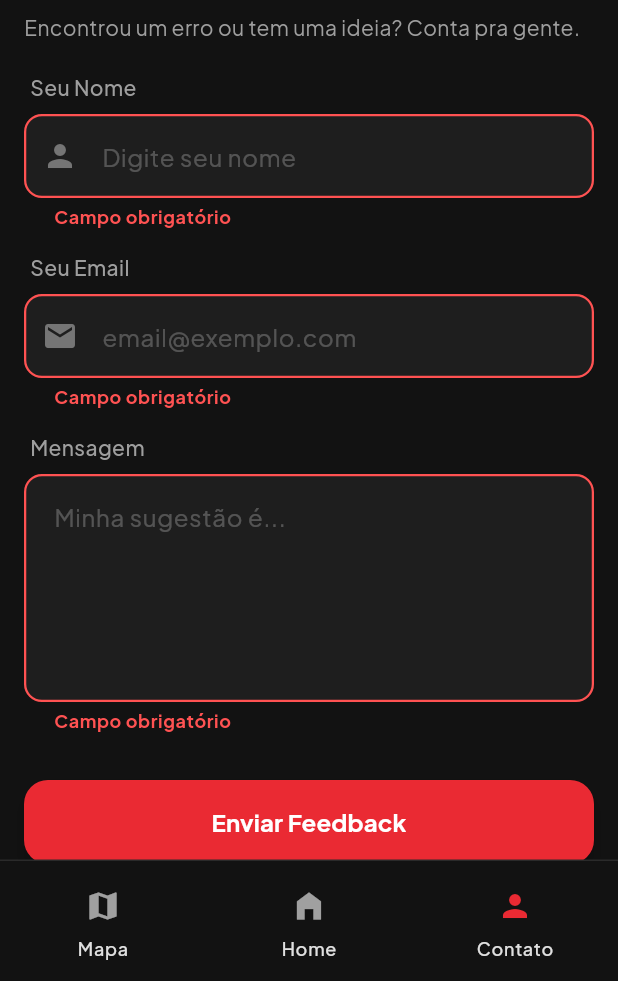
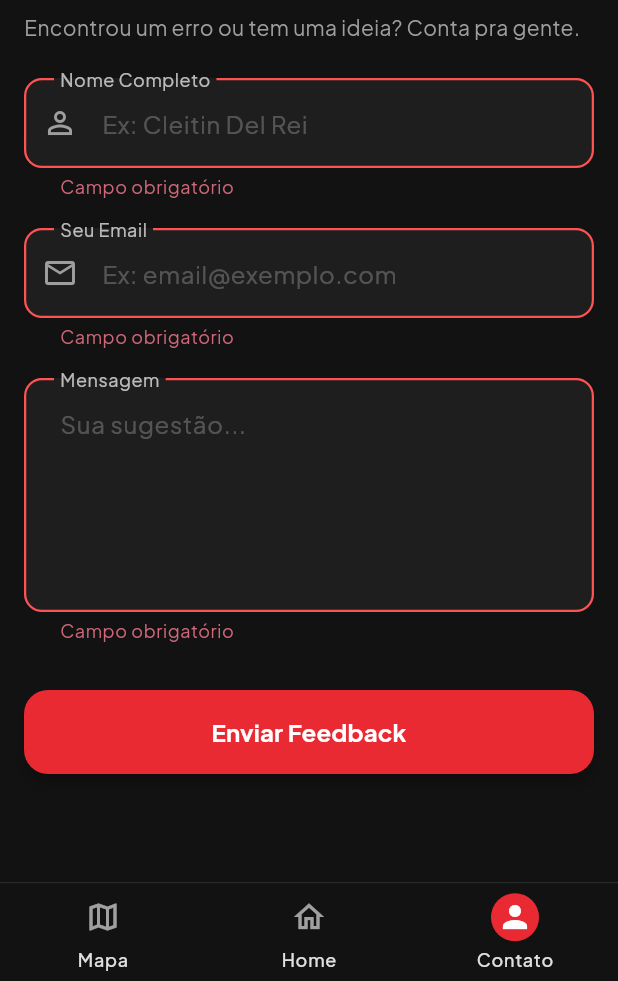
Before and after one commit to dhanilo118-web/MapOn, a Flutter app: the screen it shows after launch, item 3 of the bottom bar chosen, after a tap on "Enviar Feedback", on a phone screen of 412 x 824 dp, the part 255-1236 px from its top. Run offline on Flutter 3.47's test engine with Material 3 defaults, Android fonts, the phone set to English and light mode, and no system bars; our stand-ins replace flutter_map, geolocator, google_fonts, latlong2, speech_to_text; missing offline and left inert: flutter_map_animations, flutter_map_location_marker.

Commit message:
Mudanças no front-end (deixei masi bonito) e resolvido o bug do pontinho vermelho não aparecer e primeira

```diff
--- a/lib/Screens/contact_screen.dart
+++ b/lib/Screens/contact_screen.dart
@@ -12,36 +12,24 @@ class ContactScreen extends StatefulWidget {
 
 class _ContactScreenState extends State<ContactScreen> {
   String _selectedOption = "Feedback";
-
-  // Chave para controlar a validação do formulário
   final _formKey = GlobalKey<FormState>();
 
-  // Controladores
   final _nameController = TextEditingController();
   final _emailController = TextEditingController();
   final _messageController = TextEditingController();
 
   bool _isSending = false;
-
-  // Anti-Spam
   DateTime? _lastSubmissionTime;
 
-  // =========================================================
-  // 🔗 SUAS URLS DO DISCORD
-  // =========================================================
+  // 🔗 SUAS URLS DO DISCORD (Mantenha as suas chaves aqui)
   final String _feedbackWebhookUrl =
       "https://discord.com/api/webhooks/1449429463409627326/dIsdS8ryDU9o3H5bW_GzSkBgzefx8DMk-LomcDXYz321dufcdAHeDR2CNAUEqSOlmhgy";
   final String _supportWebhookUrl =
       "https://discord.com/api/webhooks/1449432958724477215/HOo2t1MMSUPvVXzX5gUAvD6j_EcSu-1jGpo7eZ7tyyJsAL4xFWNKIJed1fdVgP66L8mp";
 
   Future<void> _sendToDiscord() async {
-    // 1. DISPARA A VALIDAÇÃO VISUAL
-    // Isso faz os campos vazios ficarem vermelhos automaticamente
-    if (!_formKey.currentState!.validate()) {
-      return; // Se tiver erro, para aqui e não envia
-    }
+    if (!_formKey.currentState!.validate()) return;
 
-    // 2. Validação das URLs
     if (_feedbackWebhookUrl.contains("URL_DO") || _supportWebhookUrl.contains("URL_DO")) {
       ScaffoldMessenger.of(
         context,
@@ -49,7 +37,6 @@ class _ContactScreenState extends State<ContactScreen> {
       return;
     }
 
-    // 3. Bloqueio Anti-Spam
     if (_lastSubmissionTime != null) {
       final difference = DateTime.now().difference(_lastSubmissionTime!);
       if (difference.inSeconds < 60) {
@@ -68,7 +55,7 @@ class _ContactScreenState extends State<ContactScreen> {
 
     final isSupport = _selectedOption == "Suporte";
     final urlToUse = isSupport ? _supportWebhookUrl : _feedbackWebhookUrl;
-    final color = isSupport ? 15548997 : 5763719; // Vermelho ou Verde
+    final color = isSupport ? 15548997 : 5763719;
     final title = isSupport ? "🚨 PEDIDO DE SUPORTE" : "🔔 NOVO FEEDBACK";
 
     try {
@@ -121,7 +108,7 @@ class _ContactScreenState extends State<ContactScreen> {
     _nameController.clear();
     _emailController.clear();
     _messageController.clear();
-    _formKey.currentState?.reset(); // Reseta o estado visual de erro
+    _formKey.currentState?.reset();
   }
 
   Future<void> _launchURL(String urlString) async {
@@ -140,7 +127,7 @@ class _ContactScreenState extends State<ContactScreen> {
         elevation: 0,
         leading: IconButton(
           icon: const Icon(Icons.arrow_back_ios, color: Colors.white),
-          onPressed: () {},
+          onPressed: () {}, // Ajuste se precisar de navegação
         ),
         title: Text(
           _selectedOption == "Info" ? "Sobre" : "Fale Conosco",
@@ -165,7 +152,7 @@ class _ContactScreenState extends State<ContactScreen> {
                     child: GestureDetector(
                       onTap: () => setState(() {
                         _selectedOption = option;
-                        _formKey.currentState?.reset(); // Limpa erros ao trocar de aba
+                        _formKey.currentState?.reset();
                       }),
                       child: Container(
                         decoration: BoxDecoration(
@@ -197,7 +184,7 @@ class _ContactScreenState extends State<ContactScreen> {
     final isSupport = _selectedOption == "Suporte";
 
     return Form(
-      key: _formKey, // VINCULA O FORMULÁRIO À CHAVE DE VALIDAÇÃO
+      key: _formKey,
       child: Column(
         crossAxisAlignment: CrossAxisAlignment.stretch,
         children: [
@@ -212,37 +199,37 @@ class _ContactScreenState extends State<ContactScreen> {
                 : "Encontrou um erro ou tem uma ideia? Conta pra gente.",
             style: const TextStyle(color: Colors.grey, fontSize: 14),
           ),
-          const SizedBox(height: 20),
+          const SizedBox(height: 24),
 
-          // CAMPO NOME (Obrigatório, sem aviso no título)
-          _buildLabel("Seu Nome"),
+          // --- CAMPO NOME ---
           _buildTextFormField(
             controller: _nameController,
-            hint: "Digite seu nome",
-            icon: Icons.person,
+            label: "Nome Completo", // Título na borda
+            hint: "Ex: Cleitin Del Rei", // Texto de exemplo dentro
+            icon: Icons.person_outline,
             isRequired: true,
           ),
 
-          const SizedBox(height: 16),
+          const SizedBox(height: 20),
 
-          // CAMPO EMAIL (Obrigatório para ambos)
-          _buildLabel("Seu Email"),
+          // --- CAMPO EMAIL ---
           _buildTextFormField(
             controller: _emailController,
-            hint: "email@exemplo.com",
-            icon: Icons.email,
+            label: "Seu Email",
+            hint: "Ex: email@exemplo.com",
+            icon: Icons.email_outlined,
             isRequired: true,
             isEmail: true,
           ),
 
-          const SizedBox(height: 16),
+          const SizedBox(height: 20),
 
-          // CAMPO MENSAGEM (Obrigatório)
-          _buildLabel("Mensagem"),
+          // --- CAMPO MENSAGEM ---
           _buildTextFormField(
             controller: _messageController,
-            hint: isSupport ? "Estou tendo problemas com..." : "Minha sugestão é...",
-            icon: Icons.message,
+            label: "Mensagem",
+            hint: isSupport ? "Descreva seu problema..." : "Sua sugestão...",
+            icon: Icons.message_outlined,
             isRequired: true,
             maxLines: 5,
           ),
@@ -275,9 +262,10 @@ class _ContactScreenState extends State<ContactScreen> {
     );
   }
 
-  // WIDGET PERSONALIZADO DO CAMPO DE TEXTO
+  // === WIDGET DO INPUT ESTILO OUTLINE (IGUAL A FOTO) ===
   Widget _buildTextFormField({
     required TextEditingController controller,
+    required String label, // Novo parâmetro Label
     required String hint,
     IconData? icon,
     bool isRequired = false,
@@ -288,31 +276,43 @@ class _ContactScreenState extends State<ContactScreen> {
       controller: controller,
       maxLines: maxLines,
       style: const TextStyle(color: Colors.white),
-      textAlign: TextAlign.start, // Texto digita da esquerda pra direita
-      // VALIDAÇÃO
       validator: (value) {
         if (isRequired && (value == null || value.trim().isEmpty)) {
-          return 'Campo obrigatório'; // Mensagem de erro
+          return 'Campo obrigatório';
         }
         if (isEmail && value != null && value.isNotEmpty && !value.contains('@')) {
           return 'Email inválido';
         }
-        return null; // Sem erro
+        return null;
       },
+      decoration: InputDecoration(
+        // CONFIGURAÇÃO DO LABEL "CORTANDO" A BORDA
+        labelText: label,
+        labelStyle: const TextStyle(color: Colors.white70),
+        floatingLabelBehavior: FloatingLabelBehavior.always, // Mantém o Label sempre em cima
 
-      decoration: InputDecoration(
-        prefixIcon: maxLines == 1 && icon != null ? Icon(icon, color: Colors.grey[600]) : null,
         hintText: hint,
         hintStyle: const TextStyle(color: Colors.white24),
+
+        prefixIcon: maxLines == 1 && icon != null ? Icon(icon, color: Colors.grey[500]) : null,
+
         filled: true,
-        fillColor: const Color(0xFF1E1E1E),
-        contentPadding: const EdgeInsets.all(16),
+        fillColor: const Color(0xFF1E1E1E), // Fundo levemente mais claro que o fundo preto
+        contentPadding: const EdgeInsets.symmetric(horizontal: 20, vertical: 18),
 
-        // BORDA NORMAL
-        border: OutlineInputBorder(borderRadius: BorderRadius.circular(12), borderSide: BorderSide.none),
-        enabledBorder: OutlineInputBorder(borderRadius: BorderRadius.circular(12), borderSide: BorderSide.none),
-
-        // BORDA VERMELHA (QUANDO TIVER ERRO)
+        // BORDAS ARREDONDADAS COM OUTLINE
+        border: OutlineInputBorder(
+          borderRadius: BorderRadius.circular(12),
+          borderSide: const BorderSide(color: Colors.white24),
+        ),
+        enabledBorder: OutlineInputBorder(
+          borderRadius: BorderRadius.circular(12),
+          borderSide: const BorderSide(color: Colors.white24),
+        ),
+        focusedBorder: OutlineInputBorder(
+          borderRadius: BorderRadius.circular(12),
+          borderSide: const BorderSide(color: Color(0xFFEA2A33), width: 2), // Borda Vermelha ao focar
+        ),
         errorBorder: OutlineInputBorder(
           borderRadius: BorderRadius.circular(12),
           borderSide: const BorderSide(color: Colors.redAccent, width: 1.5),
@@ -321,16 +321,10 @@ class _ContactScreenState extends State<ContactScreen> {
           borderRadius: BorderRadius.circular(12),
           borderSide: const BorderSide(color: Colors.redAccent, width: 1.5),
         ),
-
-        // TEXTO DE ERRO (VERMELHO E ALINHADO NA ESQUERDA - PADRÃO)
-        // O Flutter não permite alinhar apenas a mensagem de erro à direita nativamente sem gambiarras.
-        // O padrão visual é alinhar no início do campo (esquerda).
-        errorStyle: const TextStyle(color: Colors.redAccent, fontWeight: FontWeight.bold),
       ),
     );
   }
 
-  // (MANTENHA O CONTEÚDO DA ABA INFO IGUAL AO ANTERIOR)
   Widget _buildInfoContent() {
     return Column(
       crossAxisAlignment: CrossAxisAlignment.stretch,
@@ -372,20 +366,12 @@ class _ContactScreenState extends State<ContactScreen> {
         ),
         const SizedBox(height: 30),
         Center(
-          child: Text("Versão 1.0.2", style: TextStyle(color: Colors.grey[700], fontSize: 12)),
+          child: Text("Versão 1.0.3", style: TextStyle(color: Colors.grey[700], fontSize: 12)),
         ),
         const SizedBox(height: 30),
       ],
     );
   }
-
-  Widget _buildLabel(String text) => Padding(
-    padding: const EdgeInsets.only(bottom: 8, left: 4),
-    child: Text(
-      text,
-      style: const TextStyle(color: Colors.grey, fontWeight: FontWeight.w500),
-    ),
-  );
 
   Widget _buildCreditTile({
     required String title,
--- a/lib/Screens/map_screen.dart
+++ b/lib/Screens/map_screen.dart
@@ -25,9 +25,11 @@ class _MapScreenState extends State<MapScreen> with TickerProviderStateMixin {
   bool _speechEnabled = false;
 
   bool _isSatellite = true;
+  bool _showMarkers = false;
 
-  // Começa oculto
-  bool _showMarkers = false;
+  // --- NOVA VARIÁVEL DE CONTROLE ---
+  // Começa como false. Só vira true se tivermos permissão.
+  bool _hasLocationPermission = false;
 
   final LatLng _initialLocation = const LatLng(-3.766, -49.676);
 
@@ -37,7 +39,6 @@ class _MapScreenState extends State<MapScreen> with TickerProviderStateMixin {
   @override
   void initState() {
     super.initState();
-    // Carrega a lista padrão, mas como _showMarkers é false, não aparece nada
     _visiblePlaces = ifpaLocais;
     _animatedMapController = AnimatedMapController(
       vsync: this,
@@ -46,12 +47,25 @@ class _MapScreenState extends State<MapScreen> with TickerProviderStateMixin {
     );
     _speech = stt.SpeechToText();
     _initSpeechState();
+    // Verificamos a permissão logo ao iniciar
+    _checkInitialPermission();
   }
 
   @override
   void dispose() {
     _animatedMapController.dispose();
     super.dispose();
+  }
+
+  // --- NOVA FUNÇÃO PARA VERIFICAR NA INICIALIZAÇÃO ---
+  Future<void> _checkInitialPermission() async {
+    final permission = await Geolocator.checkPermission();
+    if (mounted) {
+      setState(() {
+        _hasLocationPermission =
+            (permission == LocationPermission.always || permission == LocationPermission.whileInUse);
+      });
+    }
   }
 
   void _initSpeechState() async {
@@ -94,14 +108,12 @@ class _MapScreenState extends State<MapScreen> with TickerProviderStateMixin {
       setState(() {
         _visiblePlaces = ifpaLocais;
         _selectedPlace = null;
-        // Não ativa o olho
       });
       return;
     }
 
     FocusScope.of(context).unfocus();
 
-    // 1. Busca Local
     final localMatch = ifpaLocais.where((place) {
       return place.title.toLowerCase().contains(query) || place.description.toLowerCase().contains(query);
     }).toList();
@@ -110,13 +122,11 @@ class _MapScreenState extends State<MapScreen> with TickerProviderStateMixin {
       setState(() {
         _visiblePlaces = localMatch;
         _selectedPlace = localMatch.first;
-        // NÃO ativa o olho (_showMarkers continua como estava)
       });
       _animatedMapController.animateTo(dest: localMatch.first.location, zoom: 18.0);
       return;
     }
 
-    // 2. Busca Online
     setState(() {
       _visiblePlaces = [];
       _selectedPlace = null;
@@ -138,7 +148,6 @@ class _MapScreenState extends State<MapScreen> with TickerProviderStateMixin {
           _animatedMapController.animateTo(dest: location, zoom: 16.0);
 
           setState(() {
-            // Cria marcador temporário, MAS ele fica oculto se o olho estiver fechado
             _selectedPlace = IfpaPlace(
               title: nomeCurto,
               description: displayName,
@@ -147,7 +156,6 @@ class _MapScreenState extends State<MapScreen> with TickerProviderStateMixin {
               color: Colors.blueAccent,
             );
             _visiblePlaces = [_selectedPlace!];
-            // NÃO ativa o olho
           });
         } else {
           if (mounted) {
@@ -172,6 +180,7 @@ class _MapScreenState extends State<MapScreen> with TickerProviderStateMixin {
     }
   }
 
+  // --- FUNÇÃO _goToUserLocation ATUALIZADA ---
   Future<void> _goToUserLocation() async {
     bool serviceEnabled = await Geolocator.isLocationServiceEnabled();
     if (!serviceEnabled) {
@@ -182,12 +191,25 @@ class _MapScreenState extends State<MapScreen> with TickerProviderStateMixin {
     }
 
     LocationPermission permission = await Geolocator.checkPermission();
+
+    // Se já tem permissão, garante que a variável está true
+    if (permission == LocationPermission.whileInUse || permission == LocationPermission.always) {
+      if (mounted && !_hasLocationPermission) setState(() => _hasLocationPermission = true);
+    }
+
     if (permission == LocationPermission.denied) {
       permission = await Geolocator.requestPermission();
-      if (permission == LocationPermission.denied) return;
+      if (permission == LocationPermission.denied) {
+        return; // Negou no popup
+      }
+      // Se aceitou no popup, atualizamos a variável para true!
+      if (mounted) {
+        setState(() => _hasLocationPermission = true);
+      }
     }
     if (permission == LocationPermission.deniedForever) return;
 
+    // Pega a posição e move
     final position = await Geolocator.getCurrentPosition();
     _animatedMapController.animateTo(dest: LatLng(position.latitude, position.longitude), zoom: 17.0);
   }
@@ -232,6 +254,10 @@ class _MapScreenState extends State<MapScreen> with TickerProviderStateMixin {
                 tileDisplay: const TileDisplay.fadeIn(duration: Duration(milliseconds: 300)),
               ),
 
+              // --- A MÁGICA ACONTECE AQUI ---
+              // Só adicionamos o CurrentLocationLayer na árvore de widgets
+              // se a variável _hasLocationPermission for verdadeira.
+              if (_hasLocationPermission)
                 CurrentLocationLayer(
                   alignPositionOnUpdate: AlignOnUpdate.never,
                   style: LocationMarkerStyle(
@@ -338,7 +364,6 @@ class _MapScreenState extends State<MapScreen> with TickerProviderStateMixin {
                           ),
                         ),
 
-                        // Botão X: Limpa, mas mantém o estado atual de _showMarkers
                         if (_searchController.text.isNotEmpty)
                           IconButton(
                             icon: const Icon(Icons.close, color: Colors.grey),
@@ -348,7 +373,6 @@ class _MapScreenState extends State<MapScreen> with TickerProviderStateMixin {
                                 _visiblePlaces = ifpaLocais;
                                 _selectedPlace = null;
                                 FocusScope.of(context).unfocus();
-                                // Não força _showMarkers, respeita o olho
                               });
                             },
                           ),
@@ -374,7 +398,6 @@ class _MapScreenState extends State<MapScreen> with TickerProviderStateMixin {
                     mainAxisAlignment: MainAxisAlignment.spaceBetween,
                     crossAxisAlignment: CrossAxisAlignment.start,
                     children: [
-                      // --- LADO ESQUERDO ---
                       Padding(
                         padding: const EdgeInsets.only(top: 12),
                         child: Column(
@@ -404,7 +427,6 @@ class _MapScreenState extends State<MapScreen> with TickerProviderStateMixin {
                             ),
                             const SizedBox(height: 12),
 
-                            // --- BOTÃO OLHO (AQUI ESTÁ A LÓGICA QUE VOCÊ PEDIU) ---
                             SizedBox(
                               width: 40,
                               height: 40,
@@ -418,17 +440,11 @@ class _MapScreenState extends State<MapScreen> with TickerProviderStateMixin {
                                     _showMarkers = !_showMarkers;
 
                                     if (_showMarkers) {
-                                      // SE LIGAR O OLHO:
-                                      // 1. Limpa a barra de pesquisa
                                       _searchController.clear();
-                                      // 2. Reseta a lista para os locais do IFPA (ignora pesquisa online)
                                       _visiblePlaces = ifpaLocais;
-                                      // 3. Tira qualquer seleção anterior
                                       _selectedPlace = null;
-                                      // 4. Fecha o teclado
                                       FocusScope.of(context).unfocus();
                                     } else {
-                                      // SE DESLIGAR O OLHO:
                                       _selectedPlace = null;
                                     }
                                   });
@@ -444,7 +460,6 @@ class _MapScreenState extends State<MapScreen> with TickerProviderStateMixin {
                         ),
                       ),
 
-                      // --- LADO DIREITO ---
                       Column(
                         children: [
                           SizedBox(
--- a/lib/main_layout.dart
+++ b/lib/main_layout.dart
@@ -23,44 +23,47 @@ class _MainLayoutState extends State<MainLayout> {
   @override
   Widget build(BuildContext context) {
     // Lista de telas
-    final List<Widget> screens = [
-      const MapScreen(),
-      HomeScreen(onGoToMap: _goToMapTab), // Passamos a função aqui
-      const ContactScreen(),
-    ];
+    final List<Widget> screens = [const MapScreen(), HomeScreen(onGoToMap: _goToMapTab), const ContactScreen()];
 
     return Scaffold(
       body: screens[_currentIndex],
+      // Container para a barra de navegação
       bottomNavigationBar: Container(
         decoration: BoxDecoration(
-          color: const Color(0xFF121212).withValues(alpha: 0.9),
+          color: const Color(0xFF121212),
           border: const Border(top: BorderSide(color: Colors.white10)),
         ),
+        // Usando NavigationBar com altura reduzida e indicador circular
         child: NavigationBar(
+          height: 65, // <-- Altura reduzida
           selectedIndex: _currentIndex,
           onDestinationSelected: (index) {
             setState(() {
               _currentIndex = index;
             });
           },
-          backgroundColor: Colors.transparent,
-          indicatorColor: Colors.transparent,
+          backgroundColor: const Color(0xFF121212),
+          indicatorColor: const Color(0xFFEA2A33), // Cor vermelha do MapOn
+          indicatorShape: const CircleBorder(), // <-- Transforma em círculo
+
+          labelBehavior: NavigationDestinationLabelBehavior.alwaysShow,
+
           destinations: [
-            _buildNavItem(Icons.map, "Mapa", 0),
-            _buildNavItem(Icons.home_filled, "Home", 1),
-            _buildNavItem(Icons.person, "Contato", 2),
+            _buildNavItem(Icons.map_outlined, Icons.map, "Mapa", 0),
+            _buildNavItem(Icons.home_outlined, Icons.home_filled, "Home", 1),
+            _buildNavItem(Icons.person_outline, Icons.person, "Contato", 2),
           ],
         ),
       ),
     );
   }
 
-  Widget _buildNavItem(IconData icon, String label, int index) {
-    final isSelected = _currentIndex == index;
-    final color = isSelected ? const Color(0xFFEA2A33) : Colors.white60;
-
+  Widget _buildNavItem(IconData iconOutline, IconData iconFilled, String label, int index) {
     return NavigationDestination(
-      icon: Icon(icon, color: color),
+      // Ícone normal (cinza)
+      icon: Icon(iconOutline, color: Colors.white60),
+      // Ícone selecionado (branco dentro da bolinha vermelha)
+      selectedIcon: Icon(iconFilled, color: Colors.white),
       label: label,
     );
   }
```
Also changed, not shown: pubspec.yaml (+17 -45 lines), assets/icon/MapOn.png (added), pubspec.lock, 6 other files. Lines whose indentation alone changed are shown as unchanged.
